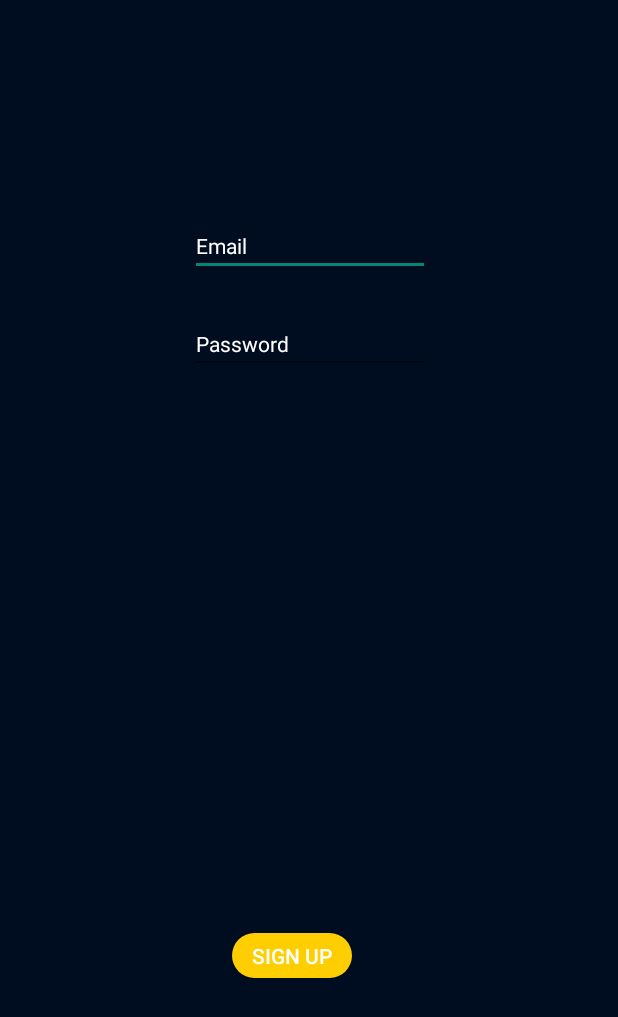
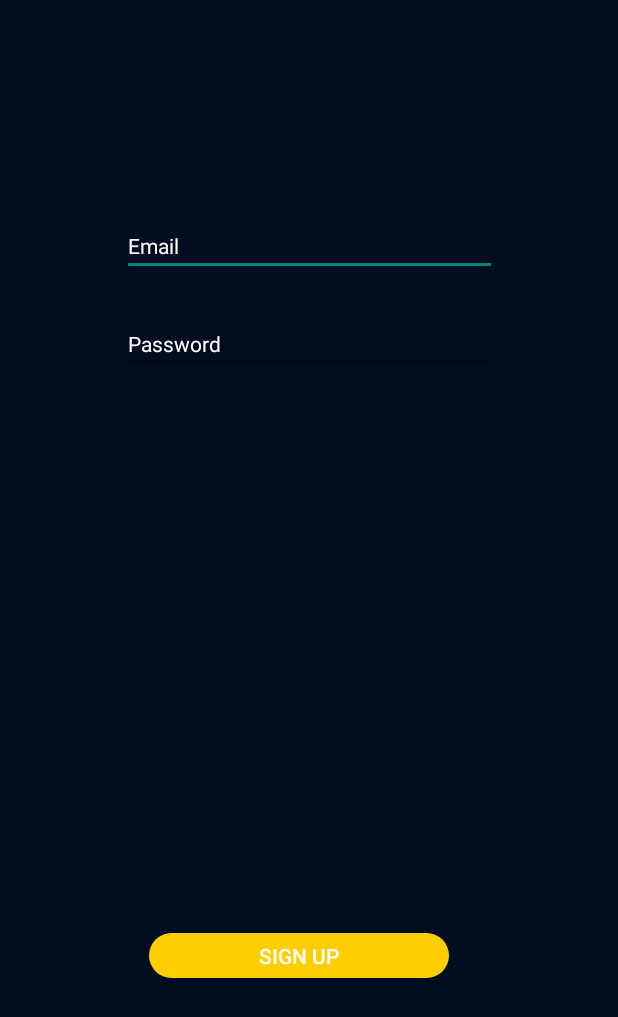
Before and after one commit to ankitrajan/Awareness, an Android app: the CreateAccountActivity screen opened directly, with no data from a screen before it, on a phone screen of 412 x 824 dp. Shown: the top 1017 px of the screen. Run offline under Robolectric (Android 15) with nearby library versions, the phone set to English and light mode, and no system bars; our stand-ins replace Firebase (no records; nobody signed in at launch, a user with empty details on screens opened directly); libraries missing offline, so code that uses them is left out: com.firebase.client.

Commit message:
UI/Ux changes 12/3/2018

```diff
--- a/app/src/main/AndroidManifest.xml
+++ b/app/src/main/AndroidManifest.xml
@@ -7,7 +7,7 @@
         android:hardwareAccelerated="false"
         android:largeHeap="true"
         android:icon="@mipmap/ic_awareness"
-        android:label=""
+        android:label="Awareness"
         android:roundIcon="@mipmap/ic_awareness"
         android:supportsRtl="true"
         android:theme="@style/AppTheme">
@@ -19,10 +19,10 @@
             </intent-filter>
         </activity>
         <activity android:name=".CreateAccountActivity" android:theme="@style/AppTheme.NoActionBar"/>
-        <activity android:name=".MyAccountActivity" />
+        <activity android:name=".MyAccountActivity" android:label=""/>
         <activity
             android:name=".AnalysisActivity"
-            android:hardwareAccelerated="true">
+            android:hardwareAccelerated="true" android:label="">
         </activity>
         <activity android:name=".SettingsActivity" />
         <activity android:name=".MainActivity" android:theme="@style/AppTheme.NoActionBar">
--- a/app/src/main/java/com/example/ankit/awareness/ResetActivity.java
+++ b/app/src/main/java/com/example/ankit/awareness/ResetActivity.java
@@ -52,7 +52,8 @@ public class ResetActivity extends AppCompatActivity {
                 public void onComplete(@NonNull Task<Void> task)
                 {
                     if (!(task.isSuccessful()))
-                        Toast.makeText(ResetActivity.this, "Email not linked to any account", Toast.LENGTH_LONG).show();
+                        //Toast.makeText(ResetActivity.this, "Email not linked to any account", Toast.LENGTH_LONG).show();
+                        resetEmailText.setError("Email not linked to an account");
                     else
                     {
                         Toast.makeText(ResetActivity.this, "Email sent", Toast.LENGTH_SHORT).show();
@@ -62,6 +63,7 @@ public class ResetActivity extends AppCompatActivity {
                 }
             });
         } else
-            Toast.makeText(this, "Email field(s) is empty", Toast.LENGTH_SHORT).show();
+            resetEmailText.setError("Email cannot be empty");
+           // Toast.makeText(this, "Email field(s) is empty", Toast.LENGTH_SHORT).show();
     }
 }
--- a/app/src/main/res/layout/activity_add_device.xml
+++ b/app/src/main/res/layout/activity_add_device.xml
@@ -21,6 +21,7 @@
         android:inputType="textPassword"
         android:textSize="14sp"
         android:textColorHint="#FFFFFF"
+        android:textColor="@android:color/white"
         app:layout_constraintBottom_toTopOf="@+id/LinkDevice"
         app:layout_constraintEnd_toEndOf="parent"
         app:layout_constraintHorizontal_bias="0.502"
@@ -39,6 +40,7 @@
         android:ems="10"
         android:hint="Device ID"
         android:textColorHint="#FFFFFF"
+        android:textColor="@android:color/white"
         android:inputType="textPersonName"
         android:textSize="14sp"
         app:layout_constraintBottom_toTopOf="@+id/DevicePasswordField"
@@ -49,7 +51,7 @@
 
     <Button
         android:id="@+id/LinkDevice"
-        android:layout_width="100dp"
+        android:layout_width="200dp"
         android:layout_height="30dp"
         android:layout_marginBottom="96dp"
         android:layout_marginEnd="8dp"
--- a/app/src/main/res/layout/activity_analysis.xml
+++ b/app/src/main/res/layout/activity_analysis.xml
@@ -23,9 +23,9 @@
 
     <Button
         android:id="@+id/RefreshGraph"
-        android:layout_width="80dp"
+        android:layout_width="200dp"
         android:layout_height="30dp"
-        android:layout_marginBottom="8dp"
+        android:layout_marginBottom="24dp"
         android:layout_marginEnd="8dp"
         android:layout_marginStart="8dp"
         android:background="@drawable/button_selector"
--- a/app/src/main/res/layout/activity_create_account.xml
+++ b/app/src/main/res/layout/activity_create_account.xml
@@ -9,7 +9,7 @@
 
     <Button
         android:id="@+id/CreateNewAccount"
-        android:layout_width="80dp"
+        android:layout_width="200dp"
         android:layout_height="30dp"
         android:layout_marginBottom="172dp"
         android:layout_marginLeft="8dp"
@@ -24,17 +24,18 @@
 
     <EditText
         android:id="@+id/EmailField"
-        android:layout_width="wrap_content"
-        android:layout_height="wrap_content"
+        android:layout_width="250dp"
+        android:layout_height="40dp"
         android:layout_marginLeft="8dp"
         android:layout_marginRight="8dp"
         android:layout_marginTop="144dp"
         android:digits="0123456789qwertzuiopasdfghjklyxcvbnmQWERTYUIOPASDFGHJKLZXCVBNM@-_."
         android:ems="10"
         android:hint="Email"
-        android:textColorHint="#FFFFFF"
         android:inputType="textEmailAddress"
         android:maxLength="30"
+        android:textColor="@android:color/white"
+        android:textColorHint="#FFFFFF"
         android:textSize="14sp"
         app:layout_constraintHorizontal_bias="0.502"
         app:layout_constraintLeft_toLeftOf="parent"
@@ -43,8 +44,8 @@
 
     <EditText
         android:id="@+id/PasswordField"
-        android:layout_width="wrap_content"
-        android:layout_height="wrap_content"
+        android:layout_width="250dp"
+        android:layout_height="40dp"
         android:layout_marginBottom="8dp"
         android:layout_marginLeft="8dp"
         android:layout_marginRight="8dp"
@@ -52,9 +53,10 @@
         android:digits="0123456789qwertzuiopasdfghjklyxcvbnmQWERTYUIOPASDFGHJKLZXCVBNM"
         android:ems="10"
         android:hint="Password"
-        android:textColorHint="#FFFFFF"
         android:inputType="textPassword"
         android:maxLength="15"
+        android:textColor="@android:color/white"
+        android:textColorHint="#FFFFFF"
         android:textSize="14sp"
         app:layout_constraintBottom_toTopOf="@+id/CreateNewAccount"
         app:layout_constraintHorizontal_bias="0.502"
--- a/app/src/main/res/layout/activity_logo.xml
+++ b/app/src/main/res/layout/activity_logo.xml
@@ -9,8 +9,8 @@
 
     <Button
         android:id="@+id/Main"
-        android:layout_width="115dp"
-        android:layout_height="42dp"
+        android:layout_width="200dp"
+        android:layout_height="30dp"
         android:layout_marginBottom="96dp"
         android:layout_marginEnd="8dp"
         android:layout_marginStart="8dp"
@@ -28,7 +28,7 @@
     <Button
         android:id="@+id/SignUp"
         android:layout_width="115dp"
-        android:layout_height="42dp"
+        android:layout_height="30dp"
         android:layout_marginBottom="8dp"
         android:layout_marginEnd="8dp"
         android:layout_marginStart="8dp"
--- a/app/src/main/res/layout/activity_main.xml
+++ b/app/src/main/res/layout/activity_main.xml
@@ -10,7 +10,7 @@
 
     <Button
         android:id="@+id/Login"
-        android:layout_width="80dp"
+        android:layout_width="200dp"
         android:layout_height="30dp"
         android:layout_marginBottom="160dp"
         android:layout_marginLeft="8dp"
@@ -155,4 +155,6 @@
         android:orientation="vertical"
         app:layout_constraintGuide_begin="20dp" />
 
+
+
 </android.support.constraint.ConstraintLayout>
```
Also changed, not shown: app/src/main/java/com/example/ankit/awareness/CreateAccountActivity.java (+7 -0 lines), app/src/main/java/com/example/ankit/awareness/MyAccountActivity.java (+6 -1 lines), app/src/main/res/layout/activity_reset.xml (+5 -4 lines).
